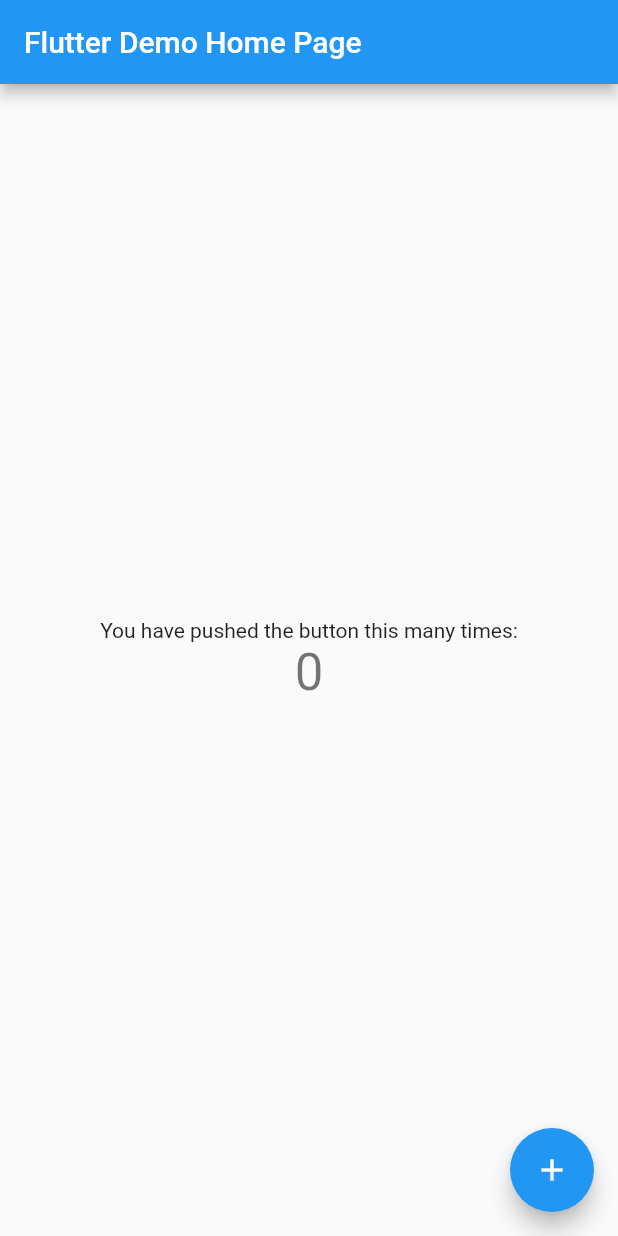
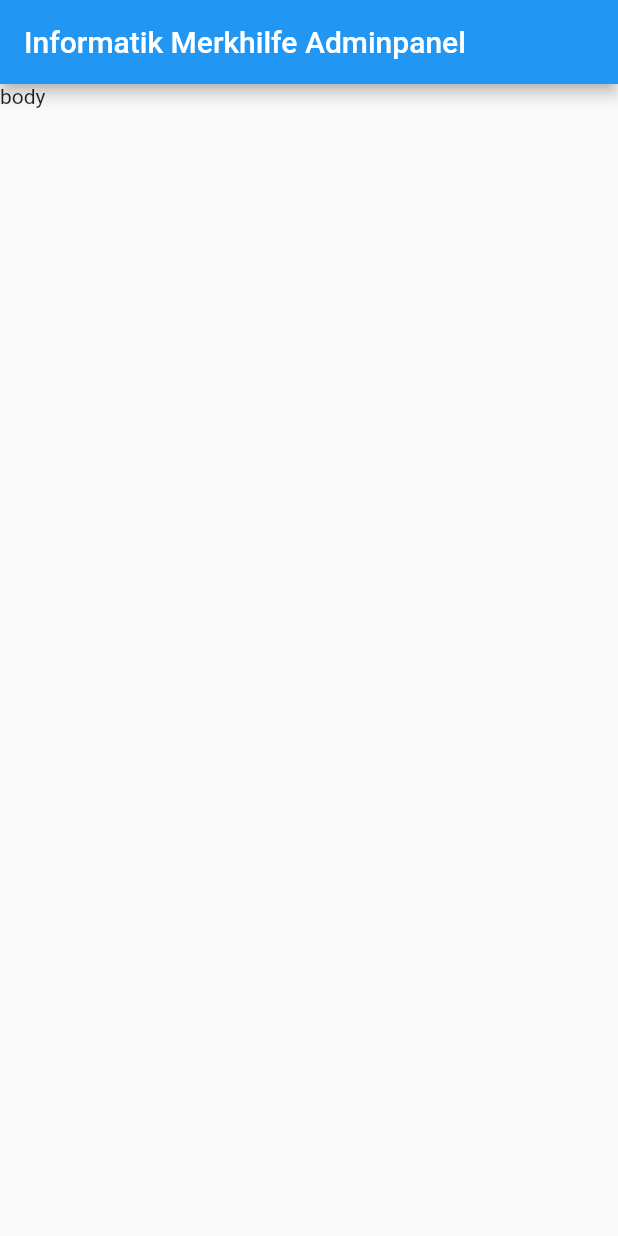
Before and after one commit to InformatikT13600/informatik_merkhilfe_admin, a Flutter app: the screen it shows after launch, on a phone screen of 412 x 824 dp. Run offline on Flutter 3.47's test engine with Material 2 defaults, Android fonts, the phone set to English and light mode, and no system bars; our stand-ins replace flutter_spinkit.

Commit message:
imported loading animation, routing transition and colors from main project

```diff
--- a/lib/main.dart
+++ b/lib/main.dart
@@ -1,114 +1,17 @@
 import 'package:flutter/material.dart';
+import 'package:informatik_merkhilfe_admin/views/home.dart';
 
-void main() {
-  runApp(MyApp());
-}
+void main() => runApp(MyApp());
 
 class MyApp extends StatelessWidget {
-  // This widget is the root of your application.
+
   @override
   Widget build(BuildContext context) {
 
     return MaterialApp(
-      title: 'Flutter Demo',
-      theme: ThemeData(
-        // This is the theme of your application.
-        //
-        // Try running your application with "flutter run". You'll see the
-        // application has a blue toolbar. Then, without quitting the app, try
-        // changing the primarySwatch below to Colors.green and then invoke
-        // "hot reload" (press "r" in the console where you ran "flutter run",
-        // or simply save your changes to "hot reload" in a Flutter IDE).
-        // Notice that the counter didn't reset back to zero; the application
-        // is not restarted.
-        primarySwatch: Colors.blue,
-      ),
-      home: MyHomePage(title: 'Flutter Demo Home Page'),
+      title: 'Informatik Merkhilfe Adminpanel',
+
+      home: Home(),
     );
   }
 }
-
-class MyHomePage extends StatefulWidget {
-  MyHomePage({Key key, this.title}) : super(key: key);
-
-  // This widget is the home page of your application. It is stateful, meaning
-  // that it has a State object (defined below) that contains fields that affect
-  // how it looks.
-
-  // This class is the configuration for the state. It holds the values (in this
-  // case the title) provided by the parent (in this case the App widget) and
-  // used by the build method of the State. Fields in a Widget subclass are
-  // always marked "final".
-
-  final String title;
-
-  @override
-  _MyHomePageState createState() => _MyHomePageState();
-}
-
-class _MyHomePageState extends State<MyHomePage> {
-  int _counter = 0;
-
-  void _incrementCounter() {
-    setState(() {
-      // This call to setState tells the Flutter framework that something has
-      // changed in this State, which causes it to rerun the build method below
-      // so that the display can reflect the updated values. If we changed
-      // _counter without calling setState(), then the build method would not be
-      // called again, and so nothing would appear to happen.
-      _counter++;
-    });
-  }
-
-  @override
-  Widget build(BuildContext context) {
-    // This method is rerun every time setState is called, for instance as done
-    // by the _incrementCounter method above.
-    //
-    // The Flutter framework has been optimized to make rerunning build methods
-    // fast, so that you can just rebuild anything that needs updating rather
-    // than having to individually change instances of widgets.
-    return Scaffold(
-      appBar: AppBar(
-        // Here we take the value from the MyHomePage object that was created by
-        // the App.build method, and use it to set our appbar title.
-        title: Text(widget.title),
-      ),
-      body: Center(
-        // Center is a layout widget. It takes a single child and positions it
-        // in the middle of the parent.
-        child: Column(
-          // Column is also a layout widget. It takes a list of children and
-          // arranges them vertically. By default, it sizes itself to fit its
-          // children horizontally, and tries to be as tall as its parent.
-          //
-          // Invoke "debug painting" (press "p" in the console, choose the
-          // "Toggle Debug Paint" action from the Flutter Inspector in Android
-          // Studio, or the "Toggle Debug Paint" command in Visual Studio Code)
-          // to see the wireframe for each widget.
-          //
-          // Column has various properties to control how it sizes itself and
-          // how it positions its children. Here we use mainAxisAlignment to
-          // center the children vertically; the main axis here is the vertical
-          // axis because Columns are vertical (the cross axis would be
-          // horizontal).
-          mainAxisAlignment: MainAxisAlignment.center,
-          children: <Widget>[
-            Text(
-              'You have pushed the button this many times:',
-            ),
-            Text(
-              '$_counter',
-              style: Theme.of(context).textTheme.headline4,
-            ),
-          ],
-        ),
-      ),
-      floatingActionButton: FloatingActionButton(
-        onPressed: _incrementCounter,
-        tooltip: 'Increment',
-        child: Icon(Icons.add),
-      ), // This trailing comma makes auto-formatting nicer for build methods.
-    );
-  }
-}
--- /dev/null
+++ b/lib/shared/styles.dart
@@ -0,0 +1,5 @@
+import 'package:flutter/material.dart';
+
+final Color colorMainBackground = Color(0xff1E1E5A);
+final Color colorMainAppbar = Color(0xff333399);
+final Color colorRed = Color(0xffD25A5A);
--- /dev/null
+++ b/lib/views/home.dart
@@ -0,0 +1,20 @@
+import 'package:flutter/material.dart';
+
+class Home extends StatefulWidget {
+  @override
+  _HomeState createState() => _HomeState();
+}
+
+class _HomeState extends State<Home> {
+  @override
+  Widget build(BuildContext context) {
+    return Scaffold(
+      appBar: AppBar(
+        title: Text('Informatik Merkhilfe Adminpanel'),
+      ),
+      body: Container(
+        child: Text('body'),
+      ),
+    );
+  }
+}
--- a/pubspec.yaml
+++ b/pubspec.yaml
@@ -23,6 +23,8 @@ environment:
 dependencies:
   flutter:
     sdk: flutter
+  flutter_svg: ^0.19.3
+  flutter_spinkit: ^4.1.2+1
 
 
   # The following adds the Cupertino Icons font to your application.
```
Also changed, not shown: lib/shared/loading.dart (added, +10 -0 lines), lib/shared/routingTransition.dart (added, +23 -0 lines), pubspec.lock.
